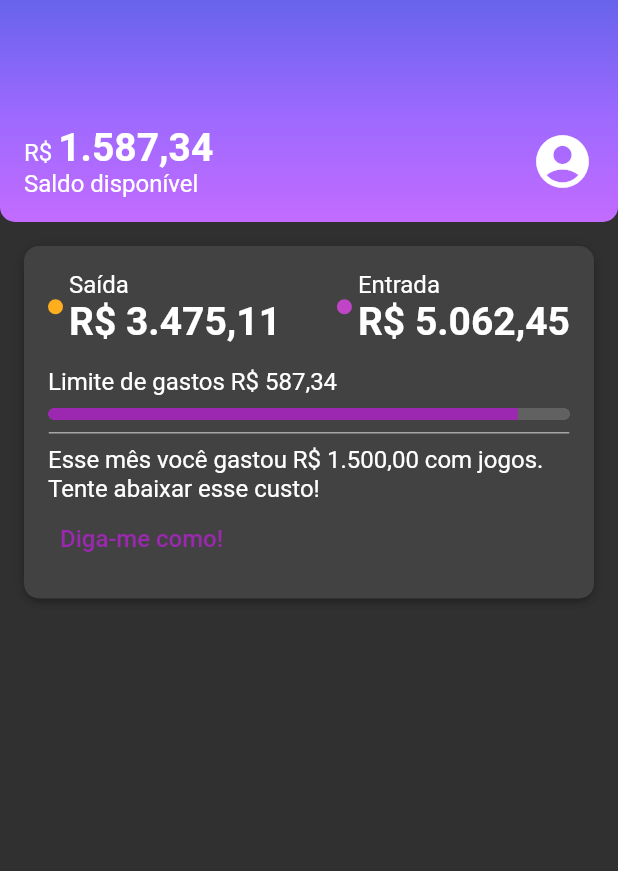
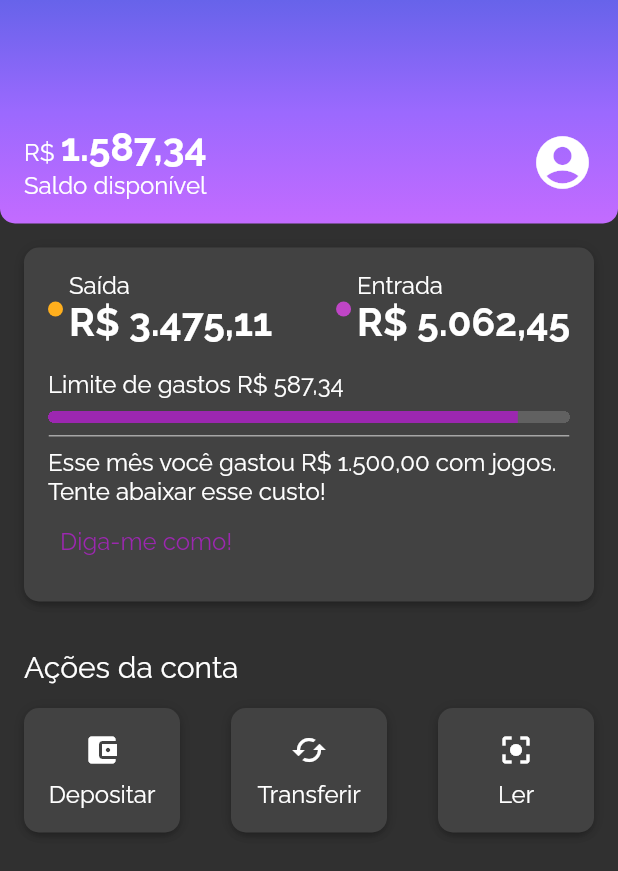
Before and after one commit to thyagoasc/alubank, a Flutter app: the screen it shows after launch, on a phone screen of 412 x 824 dp. Shown: the top 871 px of the screen. Run offline on Flutter 3.47's test engine with Material 2 defaults, Android fonts, the phone set to English and light mode, and no system bars.

Commit message:
Criação das ações da conta

```diff
--- a/lib/components/box_card.dart
+++ b/lib/components/box_card.dart
@@ -10,7 +10,7 @@ class BoxCard extends StatelessWidget {
 
   @override
   Widget build(BuildContext context) {
-    return Container(
+    return Ink(
       padding: const EdgeInsets.all(
         16.0,
       ),
--- /dev/null
+++ b/lib/components/sections/account_actions.dart
@@ -0,0 +1,95 @@
+import 'package:bank_home/components/box_card.dart';
+import 'package:flutter/material.dart';
+
+class AccountActions extends StatelessWidget {
+  const AccountActions({Key? key}) : super(key: key);
+
+  @override
+  Widget build(BuildContext context) {
+    return Padding(
+      padding: const EdgeInsets.all(
+        16.0,
+      ),
+      child: Column(
+        crossAxisAlignment: CrossAxisAlignment.start,
+        children: [
+          Padding(
+            padding: const EdgeInsets.only(
+              bottom: 16.0,
+            ),
+            child: Text(
+              'Ações da conta',
+              style: Theme.of(context).textTheme.titleMedium,
+            ),
+          ),
+          Row(
+            mainAxisAlignment: MainAxisAlignment.spaceBetween,
+            children: [
+              InkWell(
+                onTap: () {},
+                child: const BoxCard(
+                  boxContent: _AccountActionsContent(
+                    icon: Icon(
+                      Icons.account_balance_wallet,
+                    ),
+                    text: 'Depositar',
+                  ),
+                ),
+              ),
+              InkWell(
+                onTap: () {},
+                child: const BoxCard(
+                  boxContent: _AccountActionsContent(
+                    icon: Icon(
+                      Icons.cached,
+                    ),
+                    text: 'Transferir',
+                  ),
+                ),
+              ),
+              InkWell(
+                onTap: () {},
+                child: const BoxCard(
+                  boxContent: _AccountActionsContent(
+                    icon: Icon(
+                      Icons.center_focus_strong,
+                    ),
+                    text: 'Ler',
+                  ),
+                ),
+              ),
+            ],
+          ),
+        ],
+      ),
+    );
+  }
+}
+
+class _AccountActionsContent extends StatelessWidget {
+  final Icon icon;
+  final String text;
+
+  const _AccountActionsContent(
+      {Key? key, required this.icon, required this.text})
+      : super(key: key);
+
+  @override
+  Widget build(BuildContext context) {
+    return SizedBox(
+      width: 72.0,
+      child: Column(
+        mainAxisAlignment: MainAxisAlignment.spaceBetween,
+        children: [
+          Padding(
+            padding: const EdgeInsets.only(
+              bottom: 8.0,
+            ),
+            child: icon,
+          ),
+          Text(text),
+        ],
+      ),
+    );
+  }
+}
--- a/lib/screens/home.dart
+++ b/lib/screens/home.dart
@@ -1,4 +1,5 @@
 import 'package:flutter/material.dart';
+import 'package:bank_home/components/sections/account_actions.dart';
 import 'package:bank_home/components/sections/recent_activity.dart';
 import 'package:bank_home/components/sections/header.dart';
 
@@ -12,6 +13,7 @@ class Home extends StatelessWidget {
         children: const <Widget>[
           Header(),
           RecentActivity(),
+          AccountActions(),
         ],
       ),
     );
--- a/lib/themes/my_theme.dart
+++ b/lib/themes/my_theme.dart
@@ -5,6 +5,7 @@ ThemeData mytheme = ThemeData(
   primarySwatch: ThemeColors.primaryColor,
   primaryColor: ThemeColors.primaryColor,
   brightness: ThemeColors.brightnessDark,
+  fontFamily: 'Raleway',
   textTheme: const TextTheme(
     bodyMedium: TextStyle(
       fontSize: 16.0,
@@ -13,5 +14,9 @@ ThemeData mytheme = ThemeData(
       fontSize: 26.0,
       fontWeight: FontWeight.bold,
     ),
+    titleMedium: TextStyle(
+      fontSize: 20.0,
+      fontWeight: FontWeight.normal,
+    ),
   ),
 );
```
Also changed, not shown: pubspec.yaml (+6 -6 lines), fonts/Raleway-Bold.ttf (added), fonts/Raleway-Regular.ttf (added).
